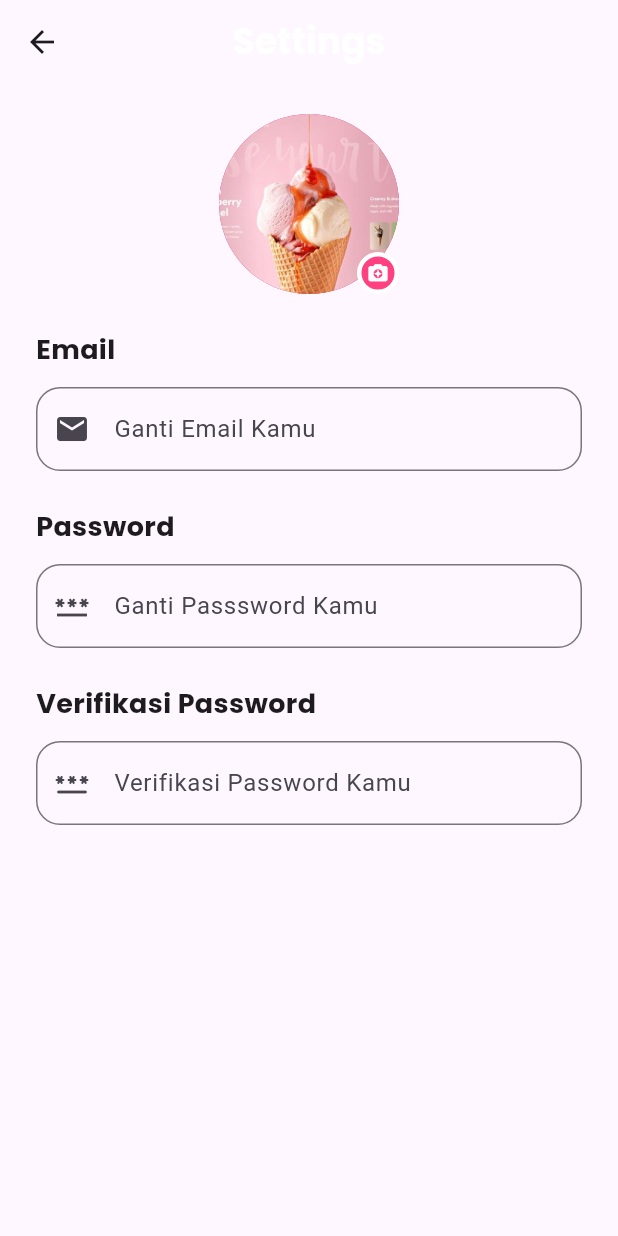
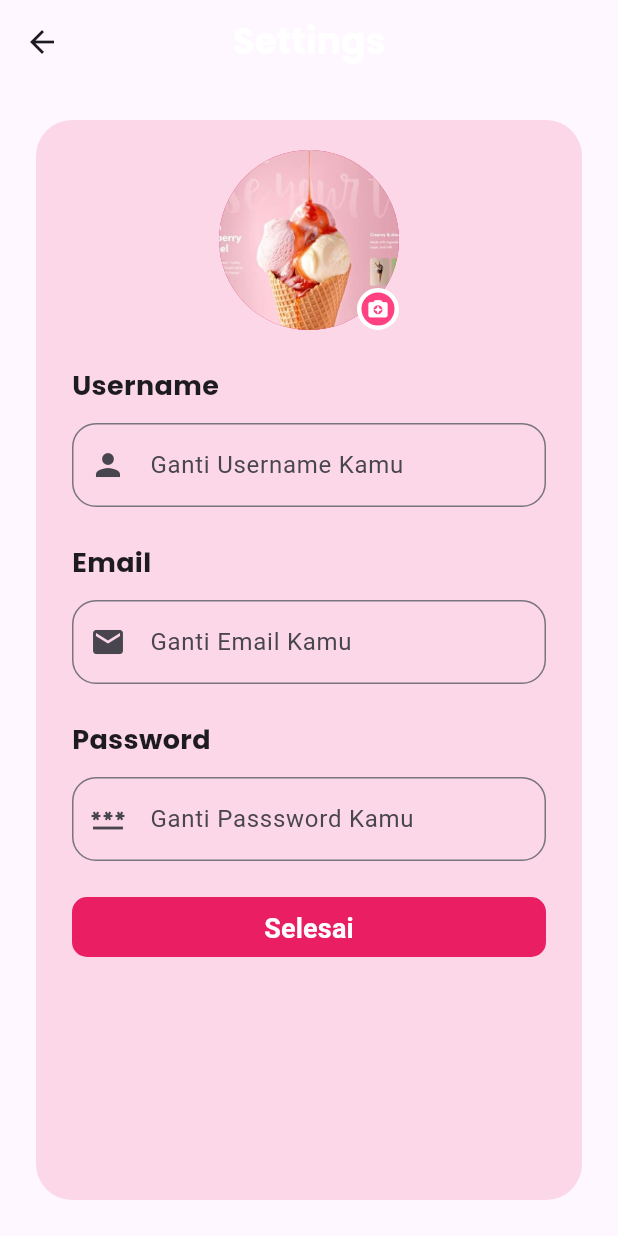
Before and after one commit to ikhsan27-max/ice-cream, a Flutter app: the screen it shows after launch, after a tap on the "person" icon, on a phone screen of 412 x 824 dp. Run offline on Flutter 3.47's test engine with Material 3 defaults, Android fonts, the phone set to English and light mode, and no system bars; our stand-ins replace flutter_svg, google_fonts; missing offline and left inert: giffy_dialog.

Commit message:
Finished Settings

```diff
--- a/lib/settings.dart
+++ b/lib/settings.dart
@@ -1,6 +1,8 @@
 import 'package:flutter/material.dart';
 import 'package:google_fonts/google_fonts.dart';
+import 'package:giffy_dialog/giffy_dialog.dart';
 import 'widgets/kolom_teks.dart';
+import 'widgets/tombol.dart';
 
 class Settings extends StatelessWidget {
   const Settings({super.key});
@@ -23,6 +25,17 @@ class Settings extends StatelessWidget {
           ),
         ),
         body: Padding(
+          padding: const EdgeInsets.all(24.0),
+          child: Center(
+            child: Container(
+              // height: 400,
+              width: 500,
+              decoration: BoxDecoration(
+                color: const Color.fromARGB(62, 243, 115, 161),
+
+                borderRadius: BorderRadius.circular(24),
+              ),
+              child: Padding(
                 padding: const EdgeInsets.symmetric(horizontal: 24),
                 child: ListView(
                   children: [
@@ -65,9 +78,17 @@ class Settings extends StatelessWidget {
                     ),
                     SizedBox(height: 24),
                     KolomTeks(
+                      judul: 'Username',
+                      icon: Icons.person,
+                      label: 'Ganti Username Kamu',
+                      hidepass: false,
+                    ),
+                    SizedBox(height: 24),
+                    KolomTeks(
                       judul: 'Email',
                       icon: Icons.email,
                       label: 'Ganti Email Kamu',
+                      hidepass: false,
                     ),
                     SizedBox(height: 24),
 
@@ -75,15 +96,78 @@ class Settings extends StatelessWidget {
                       judul: 'Password',
                       icon: Icons.password,
                       label: 'Ganti Passsword Kamu',
+                      hidepass: true,
                     ),
                     SizedBox(height: 24),
 
-              KolomTeks(
-                judul: 'Verifikasi Password',
-                icon: Icons.password_rounded,
-                label: 'Verifikasi Password Kamu',
+                    tombol(
+                      teks: 'Selesai',
+                      bgcolor: Colors.pink,
+                      onpressed:
+                          () => showDialog(
+                            context: context,
+                            builder: (BuildContext context) {
+                              return GiffyDialog.image(
+                                backgroundColor: const Color.fromARGB(
+                                  255,
+                                  243,
+                                  115,
+                                  161,
+                                ),
+                                Image.network(
+                                  "https://media.tenor.com/oZoZ5XIereYAAAAi/cute-summer.gif",
+
+                                  width: 498,
+                                  fit: BoxFit.cover,
+                                ),
+                                title: Text(
+                                  'Info Disimpan',
+                                  textAlign: TextAlign.center,
+                                  style: TextStyle(
+                                    fontWeight: FontWeight.bold,
+                                    fontSize: 24,
+                                  ),
+                                ),
+                                content: Text(
+                                  'Yeayy, Info Kamu berhasil disimpan, pencet OK untuk kembali',
+                                  textAlign: TextAlign.center,
+                                  style: TextStyle(fontSize: 18),
+                                ),
+                                actions: [
+                                  TextButton(
+                                    onPressed:
+                                        () => Navigator.pop(context, 'OK'),
+                                    child: ClipOval(
+                                      child: Container(
+                                        width: 30,
+                                        height: 30,
+                                        color: Colors.white,
+                                        child: Center(
+                                          child: Text(
+                                            'OK',
+                                            style: TextStyle(
+                                              fontWeight: FontWeight.bold,
+                                              color: Color.fromARGB(
+                                                255,
+                                                243,
+                                                115,
+                                                161,
+                                              ),
+                                            ),
+                                          ),
+                                        ),
+                                      ),
+                                    ),
                                   ),
                                 ],
+                              );
+                            },
+                          ),
+                    ),
+                  ],
+                ),
+              ),
+            ),
           ),
         ),
       ),
--- a/lib/widgets/kolom_teks.dart
+++ b/lib/widgets/kolom_teks.dart
@@ -1,6 +1,5 @@
 import 'package:flutter/material.dart';
 import 'package:google_fonts/google_fonts.dart';
-
 
 class KolomTeks extends StatelessWidget {
   const KolomTeks({
@@ -8,11 +7,13 @@ class KolomTeks extends StatelessWidget {
     required this.judul,
     required this.icon,
     required this.label,
+    required this.hidepass,
   });
 
   final String judul;
   final IconData icon;
   final String label;
+  final bool hidepass;
 
   @override
   Widget build(BuildContext context) {
@@ -26,6 +27,7 @@ class KolomTeks extends StatelessWidget {
         ),
         SizedBox(height: 12),
         TextField(
+          obscureText: hidepass,
           textAlign: TextAlign.start,
           decoration: InputDecoration(
             floatingLabelStyle: TextStyle(color: Colors.pink),
--- /dev/null
+++ b/lib/widgets/tombol.dart
@@ -0,0 +1,38 @@
+import 'package:flutter/material.dart';
+
+class tombol extends StatelessWidget {
+  const tombol({
+    super.key,
+    required this.teks,
+    required this.bgcolor,
+    required this.onpressed,
+  });
+
+  final String teks;
+  final Color bgcolor;
+  final VoidCallback? onpressed;
+
+  @override
+  Widget build(BuildContext context) {
+    return SizedBox(
+      height: 40,
+      child: TextButton(
+        onPressed: onpressed,
+        child: Text(
+          teks,
+          style: TextStyle(
+            color: Colors.white,
+            fontSize: 18,
+            fontWeight: FontWeight.bold,
+          ),
+        ),
+        style: TextButton.styleFrom(
+          backgroundColor: bgcolor,
+          shape: RoundedRectangleBorder(
+            borderRadius: BorderRadius.circular(10),
+          ),
+        ),
+      ),
+    );
+  }
+}
--- a/pubspec.yaml
+++ b/pubspec.yaml
@@ -37,6 +37,7 @@ dependencies:
   cupertino_icons: ^1.0.8
   google_fonts: ^6.2.1
   flutter_svg: ^2.0.17
+  giffy_dialog: ^2.3.0
 
 dev_dependencies:
   flutter_test:
@@ -66,6 +67,7 @@ flutter:
     - assets/ice_cream_brown.png
     - assets/banner.jpeg
     - assets/splash.svg
+    - assets/data.svg
 
   # An image asset can refer to one or more resolution-specific "variants", see
   # https://flutter.dev/to/resolution-aware-images
```
Also changed, not shown: pubspec.lock, 5 other files. Lines whose indentation alone changed are shown as unchanged.
